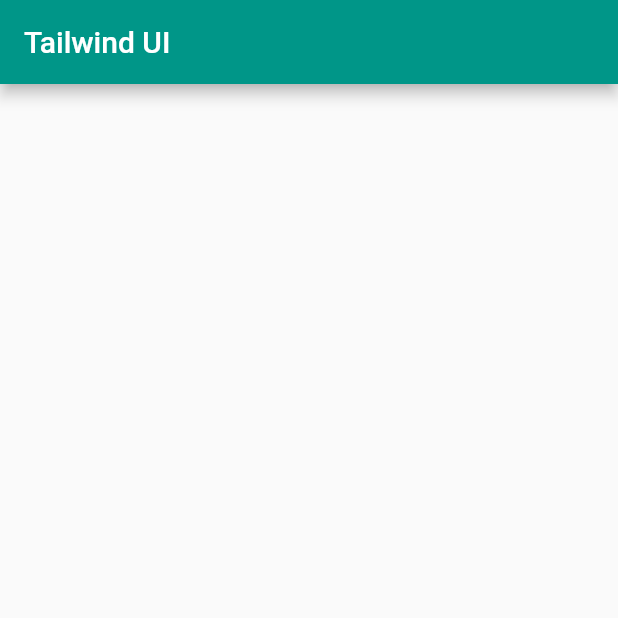
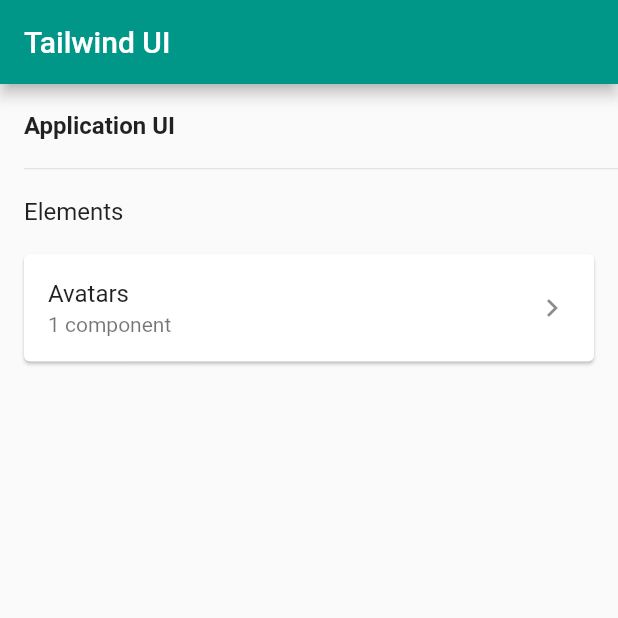
Before and after one commit to noirsteed/tailwind-ui, a Flutter app: the screen it shows after launch, on a phone screen of 412 x 824 dp, the top half of it. Run offline on Flutter 3.47's test engine with Material 2 defaults, Android fonts, the phone set to English and light mode, and no system bars; missing offline and left inert: tailwind.

Commit message:
Add circular avatar component

```diff
--- a/example/lib/pages/home_page.dart
+++ b/example/lib/pages/home_page.dart
@@ -1,3 +1,4 @@
+import 'package:example/pages/application_ui/elements/avatars_page.dart';
 import 'package:flutter/material.dart';
 
 class HomePage extends StatelessWidget {
@@ -7,6 +8,7 @@
   Widget build(BuildContext context) {
     return Scaffold(
       appBar: _buildAppBar(),
+      body: _buildBody(context),
     );
   }
 
@@ -15,4 +17,55 @@
       title: const Text('Tailwind UI'),
     );
   }
+
+  Widget _buildBody(BuildContext context) {
+    return ListView(
+      children: [
+        _buildApplicationUI(),
+        _buildDivider(),
+        _buildElements(),
+        _buildAvatars(context),
+      ],
+    );
+  }
+
+  Widget _buildApplicationUI() {
+    return const ListTile(
+      title: Text(
+        'Application UI',
+        style: TextStyle(
+          fontWeight: FontWeight.bold,
+        ),
+      ),
+    );
+  }
+
+  Widget _buildElements() {
+    return const ListTile(
+      title: Text('Elements'),
+    );
+  }
+
+  Widget _buildAvatars(BuildContext context) {
+    return Card(
+      margin: const EdgeInsets.symmetric(
+        horizontal: 4 * 4,
+      ),
+      child: ListTile(
+        title: const Text('Avatars'),
+        subtitle: const Text('1 component'),
+        trailing: const Icon(Icons.chevron_right),
+        onTap: () => Navigator.of(context).push(MaterialPageRoute(
+          builder: (BuildContext context) => const AvatarsPage(),
+        )),
+      ),
+    );
+  }
+
+  Widget _buildDivider() {
+    return const Divider(
+      height: 1,
+      indent: 4 * 4,
+    );
+  }
 }
--- a/example/pubspec.yaml
+++ b/example/pubspec.yaml
@@ -8,6 +8,8 @@
 dependencies:
   flutter:
     sdk: flutter
+  tailwind_ui:
+    path: ../
 
 dev_dependencies:
   flutter_test:
--- a/lib/tailwind_ui.dart
+++ b/lib/tailwind_ui.dart
@@ -1 +1,3 @@
 library tailwind_ui;
+
+export 'src/application_ui/elements/avatars/circular_avatar.dart';
--- a/pubspec.yaml
+++ b/pubspec.yaml
@@ -8,6 +8,8 @@
 dependencies:
   flutter:
     sdk: flutter
+  tailwind:
+    path: ../tailwind
 
 dev_dependencies:
   flutter_test:
```
Also changed, not shown: example/lib/pages/application_ui/elements/avatars_page.dart (added, +57 -0 lines), lib/src/application_ui/elements/avatars/circular_avatar.dart (added, +30 -0 lines), 1 other file.
